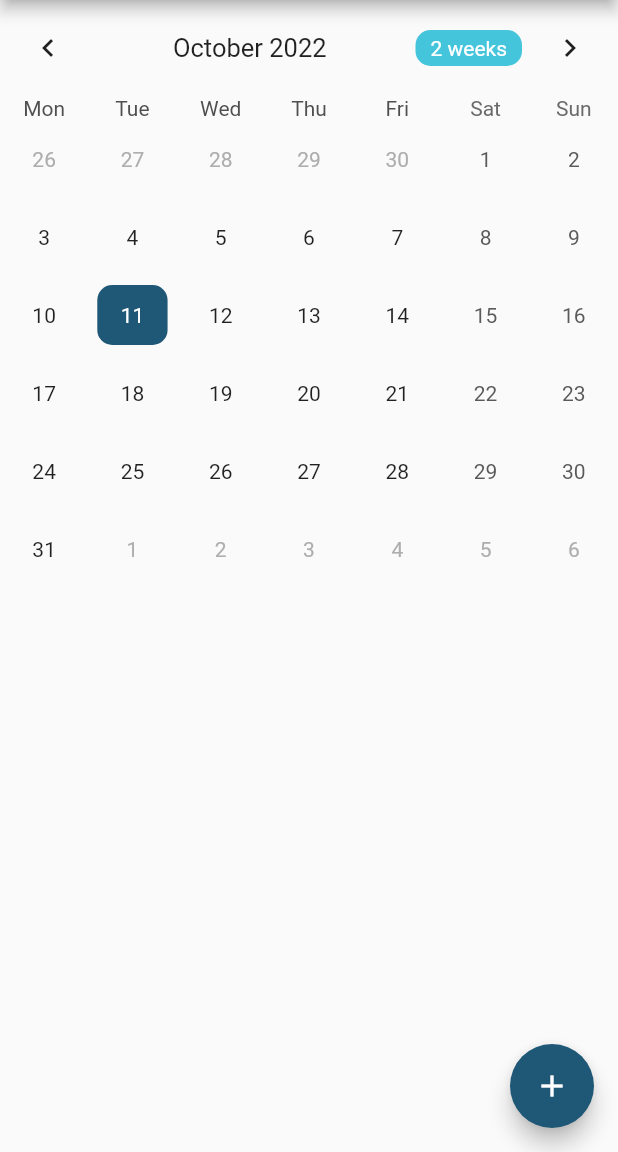
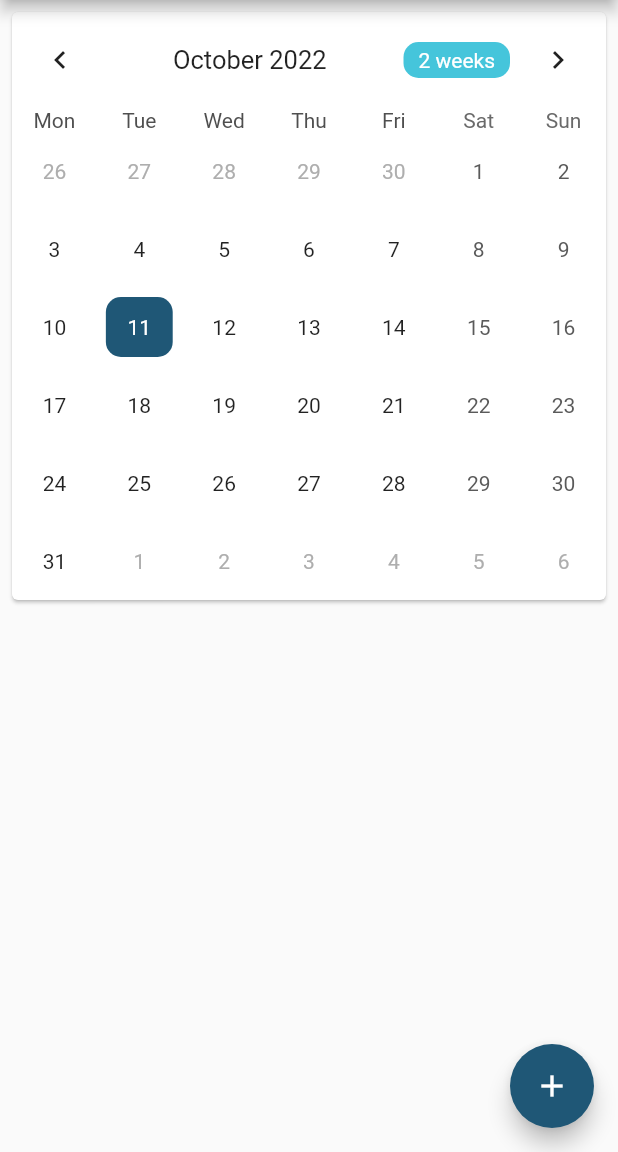
Before and after one commit to ayushsharman/Medoc, a Flutter app: the screen it shows after launch, on a phone screen of 412 x 824 dp, the part 84-1236 px from its top. Run offline on Flutter 3.47's test engine with Material 2 defaults, Android fonts, the phone set to English and light mode, and no system bars; drawn by our look-alikes of table_calendar; our stand-ins replace syncfusion_flutter_calendar.

Commit message:
event sync

```diff
--- a/medoc_calendar/lib/calendar.dart
+++ b/medoc_calendar/lib/calendar.dart
@@ -55,7 +55,10 @@ class _CalendarState extends State<Calendar> {
       ),
       body: Column(
         children: [
-          TableCalendar(
+          Card(
+            clipBehavior: Clip.antiAlias,
+            margin: EdgeInsets.all(8),
+            child: TableCalendar(
               focusedDay: selectedDay,
               firstDay: DateTime(1990),
               lastDay: DateTime(2050),
@@ -107,6 +110,7 @@ class _CalendarState extends State<Calendar> {
                 titleCentered: true,
               ),
             ),
+          ),
           ..._getEventsfromDay(selectedDay)
               .map((Event event) => ListTile(title: Text(event.title))),
         ],
```
Lines whose indentation alone changed are shown as unchanged.
